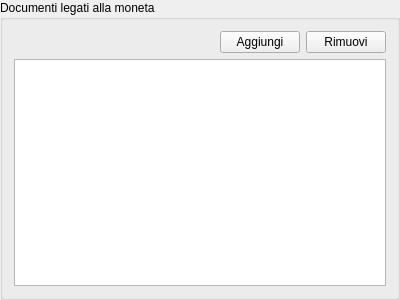
Before: the Qt Designer form GestCollOnQt/GUI/Moneta/Documenti/itemaddizionaliwidget.ui in mirkoviviani76/gestcoll, drawn with Qt 5.
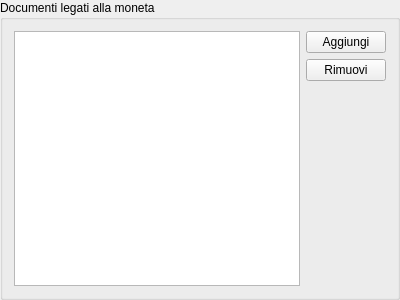
After: the same form once the commit is applied.

Commit message: Aggiornamento gui (spostati bottoni aggiungi/rimuovi) Tolte funzioni inutili Aggiunti QSharedPointer

```diff
--- a/GestCollOnQt/GUI/Moneta/Documenti/itemaddizionaliwidget.ui
+++ b/GestCollOnQt/GUI/Moneta/Documenti/itemaddizionaliwidget.ui
@@ -16,41 +16,41 @@
   <property name="title">
    <string>Documenti legati alla moneta</string>
   </property>
-  <layout class="QVBoxLayout" name="verticalLayout">
+  <layout class="QHBoxLayout" name="horizontalLayout">
    <item>
-    <layout class="QHBoxLayout" name="horizontalLayout">
+    <widget class="QListView" name="itemsView"/>
+   </item>
+   <item>
+    <layout class="QVBoxLayout" name="verticalLayout">
      <item>
-      <spacer name="horizontalSpacer">
+      <widget class="QPushButton" name="addItem">
+       <property name="text">
+        <string>Aggiungi</string>
+       </property>
+      </widget>
+     </item>
+     <item>
+      <widget class="QPushButton" name="removeItem">
+       <property name="text">
+        <string>Rimuovi</string>
+       </property>
+      </widget>
+     </item>
+     <item>
+      <spacer name="verticalSpacer">
        <property name="orientation">
-        <enum>Qt::Horizontal</enum>
+        <enum>Qt::Vertical</enum>
        </property>
        <property name="sizeHint" stdset="0">
         <size>
-         <width>40</width>
-         <height>20</height>
+         <width>20</width>
+         <height>40</height>
         </size>
        </property>
       </spacer>
      </item>
-     <item>
-      <widget class="QPushButton" name="addItem">
-       <property name="text">
-        <string>Aggiungi</string>
-       </property>
-      </widget>
-     </item>
-     <item>
-      <widget class="QPushButton" name="removeItem">
-       <property name="text">
-        <string>Rimuovi</string>
-       </property>
-      </widget>
-     </item>
     </layout>
    </item>
-   <item>
-    <widget class="QListView" name="itemsView"/>
-   </item>
   </layout>
  </widget>
  <resources/>
```
The commit also changes 9 other files.
